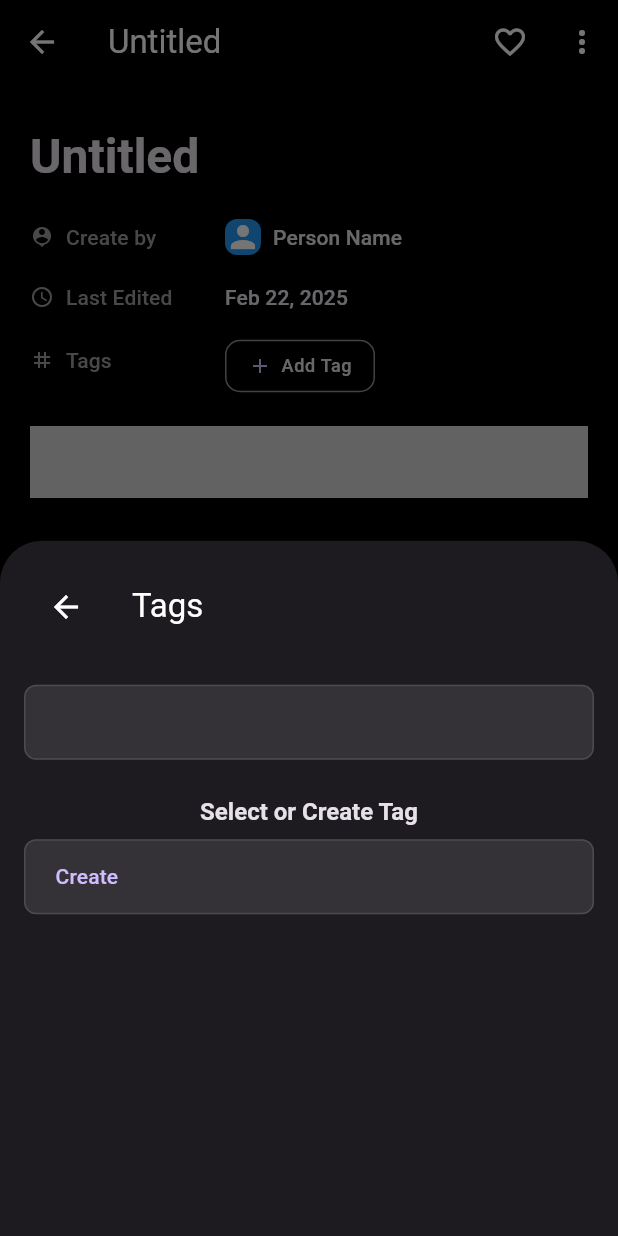
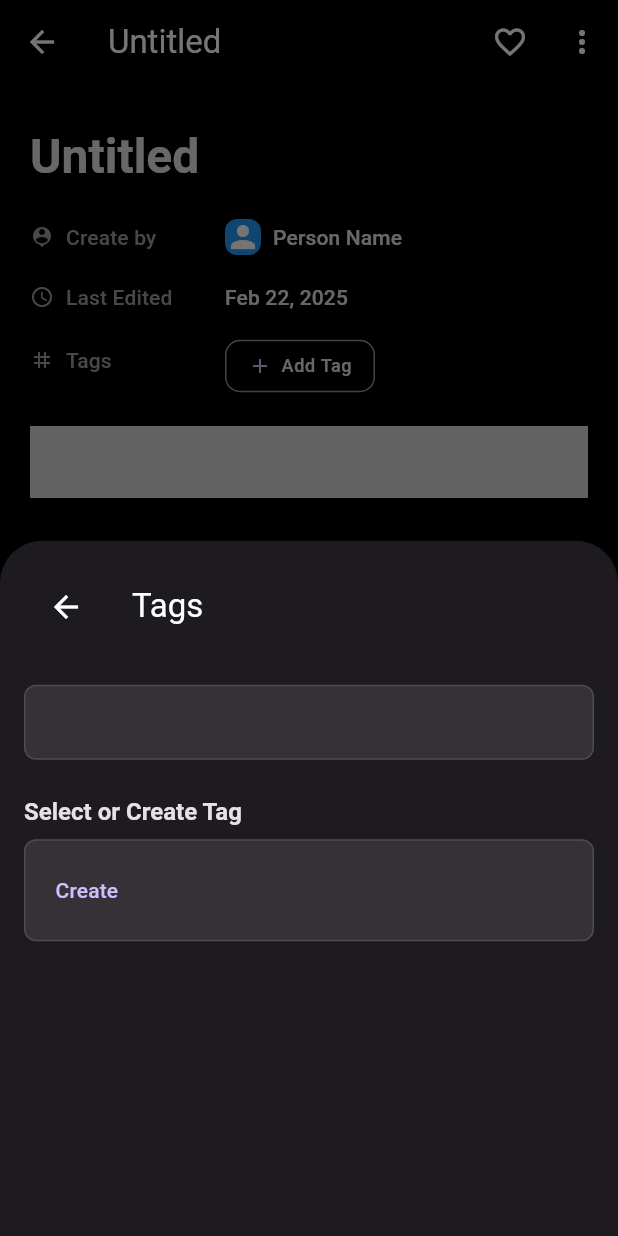
Before and after one commit to eviperz/asr-project-flutter, a Flutter app: the DiaryFormPage screen opened by its route, after a tap on "Add Tag", on a phone screen of 412 x 824 dp. Run offline on Flutter 3.47's test engine with Material 3 defaults, Android fonts, the phone set to English and light mode, and no system bars; our stand-ins replace audioplayers, flutter_riverpod; missing offline and left inert: flutter_quill.

Commit message:
Update Tag Modal

```diff
--- a/lib/widgets/tag_widget/tags_management_modal.dart
+++ b/lib/widgets/tag_widget/tags_management_modal.dart
@@ -45,6 +45,7 @@ class _TagsManagementModalState extends ConsumerState<TagsManagementModal> {
       padding: EdgeInsets.all(16.0),
       height: 500,
       child: Column(
+        crossAxisAlignment: CrossAxisAlignment.start,
         children: [
           AppBar(
             title: Text("Tags"),
@@ -83,7 +84,7 @@ class _TagsManagementModalState extends ConsumerState<TagsManagementModal> {
           SizedBox(height: 8.0),
           Container(
             width: double.maxFinite,
-            padding: EdgeInsets.symmetric(horizontal: 8.0),
+            padding: EdgeInsets.all(8.0),
             decoration: BoxDecoration(
               border: Border.all(color: Colors.white12),
               borderRadius: BorderRadius.circular(8.0),
@@ -103,6 +104,10 @@ class _TagsManagementModalState extends ConsumerState<TagsManagementModal> {
                       _focusNode.requestFocus();
                     }
                   },
+                  style: TextButton.styleFrom(
+                    fixedSize: Size(double.infinity, 50),
+                    alignment: Alignment.centerLeft,
+                  ),
                   child: Row(
                     children: [
                       Text("Create"),
@@ -125,6 +130,7 @@ class _TagsManagementModalState extends ConsumerState<TagsManagementModal> {
                 Column(
                   children: filteredTags
                       .map((tag) => Column(
+                            mainAxisSize: MainAxisSize.max,
                             crossAxisAlignment: CrossAxisAlignment.start,
                             children: [
                               Divider(),
@@ -132,6 +138,7 @@ class _TagsManagementModalState extends ConsumerState<TagsManagementModal> {
                                 width: double.infinity,
                                 child: TextButton(
                                   style: TextButton.styleFrom(
+                                    fixedSize: Size(double.infinity, 50),
                                     alignment: Alignment.centerLeft,
                                   ),
                                   onPressed: () {
@@ -143,7 +150,15 @@ class _TagsManagementModalState extends ConsumerState<TagsManagementModal> {
                                       widget.onAddTag(tag.name);
                                     }
                                   },
-                                  child: Text(tag.name),
+                                  child: Chip(
+                                    label: Text(
+                                      tag.name,
+                                      style: Theme.of(context)
+                                          .textTheme
+                                          .labelMedium,
+                                    ),
+                                    backgroundColor: Colors.grey,
+                                  ),
                                 ),
                               ),
                             ],
```
